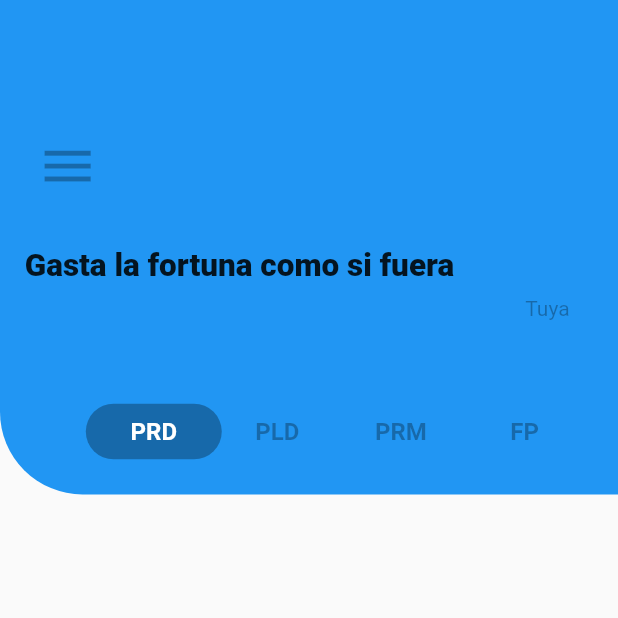
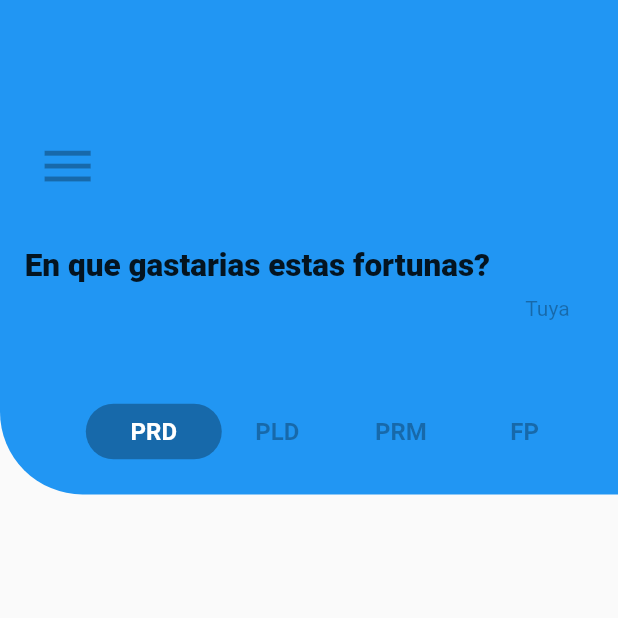
Before and after one commit to Blast06/patrimonio_politico, a Flutter app: the screen it shows after launch, on a phone screen of 412 x 824 dp, the top half of it. Run offline on Flutter 3.47's test engine with Material 2 defaults, Android fonts, the phone set to English and light mode, and no system bars; our stand-ins replace auto_size_text, firebase_storage, google_fonts, image_picker; missing offline and left inert: money2; accounts and stored records are empty; network calls fail.

```diff
--- a/lib/main.dart
+++ b/lib/main.dart
@@ -8,6 +8,7 @@ import 'package:patrimoniopolitico/routes/routes.dart';
 import 'package:patrimoniopolitico/widgets/custom_drawer.dart';
 import 'package:patrimoniopolitico/provider/politicos_provider.dart';
 import 'package:provider/provider.dart';
+
 
 import 'cards.dart';
 import 'models/politico_model.dart';
@@ -29,20 +30,20 @@ class MyApp extends StatelessWidget {
   @override
   Widget build(BuildContext context) {
       return MaterialApp(
-        title: 'Waste Money',
+        title: 'Politico Money',
+        debugShowCheckedModeBanner: false,
         initialRoute: 'home',
         routes: getApplicationRoutes(),
         theme: ThemeData(
           primarySwatch: Colors.blue,
         ),
-//      home: MyHomePage(title: 'Inicio'),
       );
 
   }
 }
 
 class MyHomePage extends StatefulWidget {
-  MyHomePage({Key key, this.title}) : super(key: key);
+  MyHomePage({ this.title});
 
   final String title;
 
@@ -132,7 +133,7 @@ class _MyHomePageState extends State<MyHomePage> {
               child: Container(
                 width: 90 * one_percent_screen_width,
                 child: Text(
-                  'Gasta la fortuna como si fuera',
+                  'En que gastarias estas fortunas?',
                   style: TextStyle(fontSize: 21, fontWeight: FontWeight.w800),
                 ),
               ),
--- a/lib/providers_state/gasto_info.dart
+++ b/lib/providers_state/gasto_info.dart
@@ -21,14 +21,14 @@ class GastoInfo with ChangeNotifier{
 
   aumentar(int index) {
 //    this.allGastos[index].cantidad++;
-    this._lista[index].cantidad++;
+    ++this._lista[index].cantidad;
 //    gasto.cantidad++;
     notifyListeners();
   }
 
   decrementar(int index) {
     if(this._lista[index].cantidad < 1) return;
-    this._lista[index].cantidad--;
+    --this._lista[index].cantidad;
 
 //    this._lista[index].cantidad = this._lista[index].cantidad == 0 ?? this._lista[index].cantidad--;
 //    this.allGastos[index].cantidad = this.allGastos[index].cantidad < 1 ? 0 : this.allGastos[index].cantidad--;
--- a/lib/widgets/mini_card2.dart
+++ b/lib/widgets/mini_card2.dart
@@ -76,6 +76,7 @@ class _MiniCard2State extends State<MiniCard2> {
             children: <Widget>[
               GestureDetector(onTap:(){
                 //TODO: OPERACION DE GASTAR PATRIMONIO VA AQUI
+                politico.restaurarPatrimonio(widget.indexPolitico, gastos.allGastos[widget.index].cantidad, gastos.allGastos[widget.index].price);
                 gastos.decrementar(widget.index);
                 },child: Container(color: Colors.amberAccent,child: Icon(Icons.remove, color: Colors.white, size: 27))),
               Text(gastos.allGastos[widget.index].cantidad.toString(),style: GoogleFonts.openSans(textStyle: TextStyle(color: Colors.white54))),
--- a/pubspec.yaml
+++ b/pubspec.yaml
@@ -59,6 +59,8 @@ flutter:
   - assets/imgs/drawer.jpg
   - assets/imgs/loading.gif
   - assets/imgs/no_image_placeholder.png
+  - assets/splash2.flr
+  - assets/splash.flr
   #  - images/a_dot_ham.jpeg
 
   # An image asset can refer to one or more resolution-specific "variants", see
```
Also changed, not shown: lib/models/gasto_model.dart (+9 -9 lines), lib/provider/politicos_provider.dart (+24 -2 lines).
